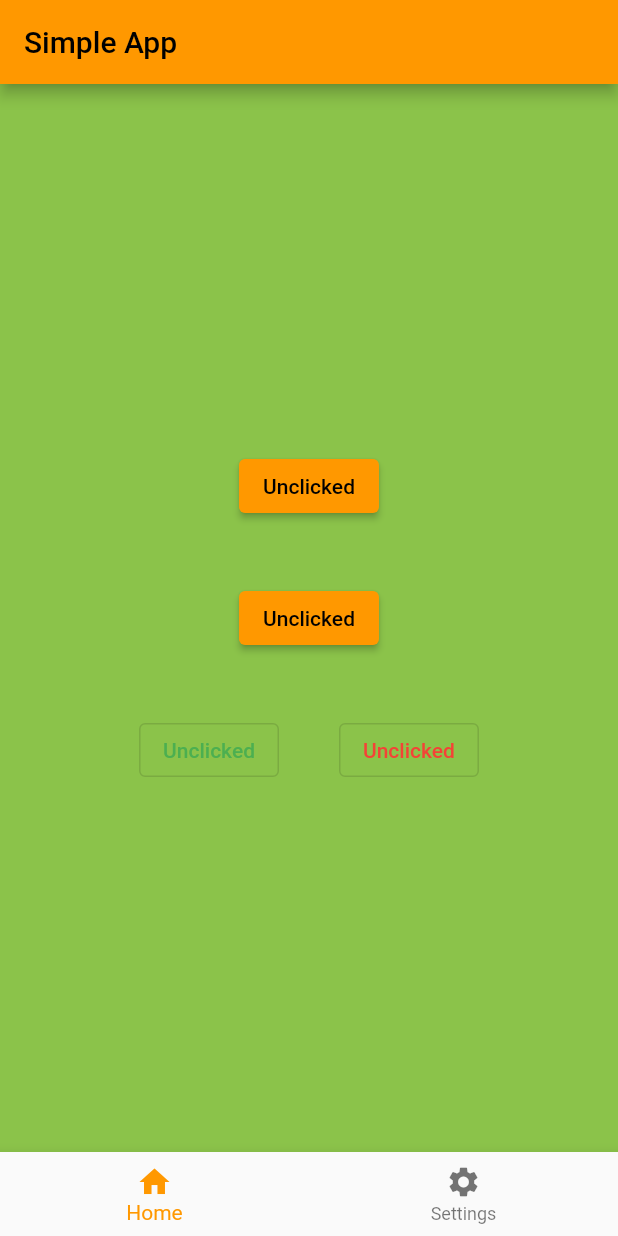
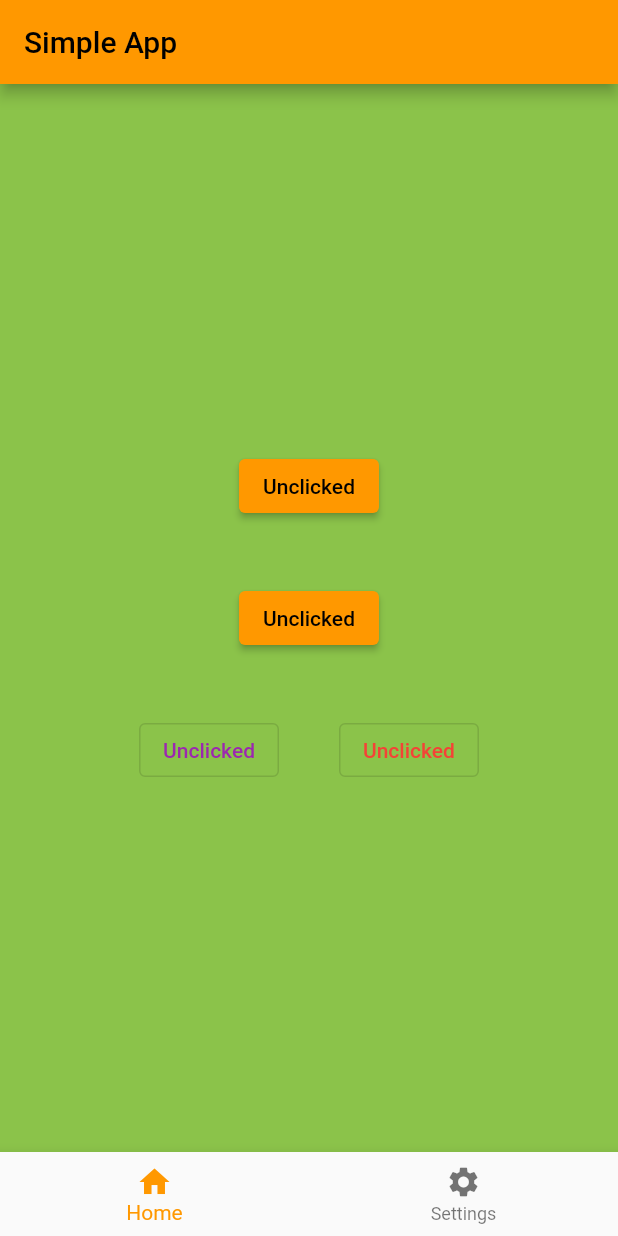
Before and after one commit to Lakshit-Chiranjiv/Flutter-Basics, a Flutter app: the screen it shows after launch, on a phone screen of 412 x 824 dp. Run offline on Flutter 3.47's test engine with Material 2 defaults, Android fonts, the phone set to English and light mode, and no system bars.

```diff
--- a/lib/main.dart
+++ b/lib/main.dart
@@ -62,7 +62,8 @@ class SomeWidgetState extends State<SomeWidget> {
           title: const Text('Simple App'),
         ),
         body: Center(
-            child: Container(
+            child: bottomNavBarCurrentItem == 0
+                ? Container(
                     width: double.infinity,
                     height: double.infinity,
                     color: Colors.lightGreen,
@@ -96,7 +97,7 @@ class SomeWidgetState extends State<SomeWidget> {
                           children: [
                             OutlinedButton(
                               style: OutlinedButton.styleFrom(
-                            primary: Colors.green,
+                                primary: Colors.purple,
                               ),
                               onPressed: () {
                                 print('btn clicked');
@@ -128,6 +129,13 @@ class SomeWidgetState extends State<SomeWidget> {
                       ],
                       mainAxisAlignment: MainAxisAlignment.center,
                       crossAxisAlignment: CrossAxisAlignment.center,
+                    ))
+                : Container(
+                    color: Colors.pink,
+                    child: const SizedBox(
+                      child: Text("Settings page"),
+                      height: double.infinity,
+                      width: double.infinity,
                     ))),
         bottomNavigationBar: BottomNavigationBar(
           items: const [
```
Lines whose indentation alone changed are shown as unchanged.
